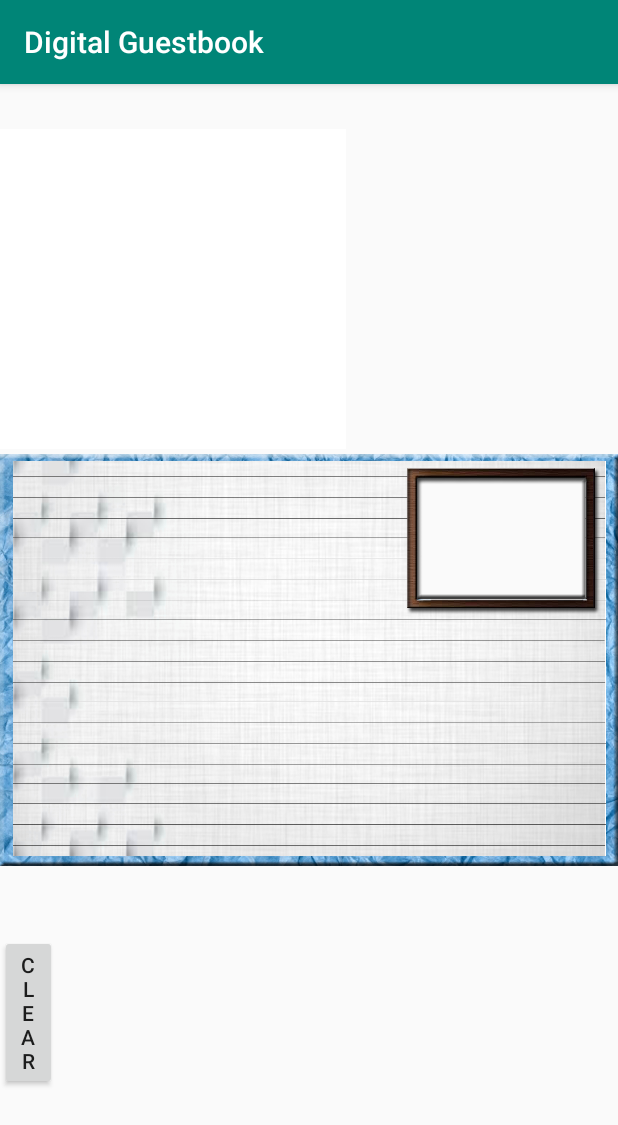
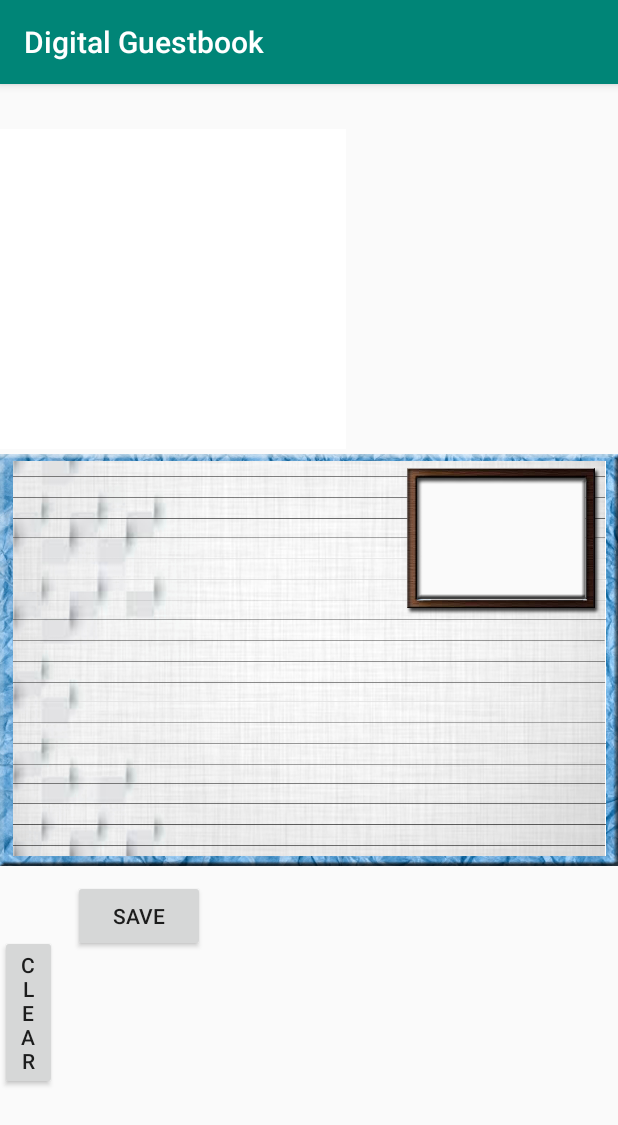
Before and after one commit to jaredni/guestbook, an Android app: the PhotoActivity screen opened directly, with no data from a screen before it, on a phone screen of 412 x 824 dp. Shown: the top 1125 px of the screen. Run offline under Robolectric (Android 15) with nearby library versions, the phone set to English and light mode, and no system bars.

Commit message:
Initial commit for image save

```diff
--- a/app/src/main/AndroidManifest.xml
+++ b/app/src/main/AndroidManifest.xml
@@ -1,8 +1,10 @@
 <?xml version="1.0" encoding="utf-8"?>
 <manifest xmlns:android="http://schemas.android.com/apk/res/android"
+    xmlns:tools="http://schemas.android.com/tools"
     package="com.example.jvicentillo.digitalguestbook">
 
     <uses-permission android:name="android.permission.READ_EXTERNAL_STORAGE" />
+    <uses-permission android:name="android.permission.WRITE_EXTERNAL_STORAGE" />
     <uses-permission android:name="android.permission.CAMERA" />
 
     <uses-feature
@@ -15,7 +17,8 @@
         android:label="@string/app_name"
         android:roundIcon="@mipmap/ic_launcher_round"
         android:supportsRtl="true"
-        android:theme="@style/AppTheme">
+        android:theme="@style/AppTheme"
+        tools:ignore="GoogleAppIndexingWarning">
         <activity android:name=".FormatViews.VideoActivity"></activity>
         <activity android:name=".FormatViews.PhotoActivity" />
         <activity android:name=".GreetingFormatActivity" />
--- a/app/src/main/res/layout/activity_photo.xml
+++ b/app/src/main/res/layout/activity_photo.xml
@@ -53,4 +53,19 @@
         android:onClick="clearDrawing"
         android:text="Clear" />
 
+    <Button
+        android:id="@+id/saveButton"
+        android:layout_width="wrap_content"
+        android:layout_height="wrap_content"
+        android:layout_alignParentEnd="true"
+        android:layout_alignParentRight="true"
+        android:layout_alignParentBottom="true"
+        android:layout_marginStart="-691dp"
+        android:layout_marginLeft="-691dp"
+        android:layout_marginEnd="275dp"
+        android:layout_marginRight="275dp"
+        android:layout_marginBottom="189dp"
+        android:onClick="requestSaveImage"
+        android:text="Save" />
+
 </RelativeLayout>
```
Also changed, not shown: app/src/main/java/com/example/jvicentillo/digitalguestbook/FormatViews/PhotoActivity.java (+59 -0 lines).
